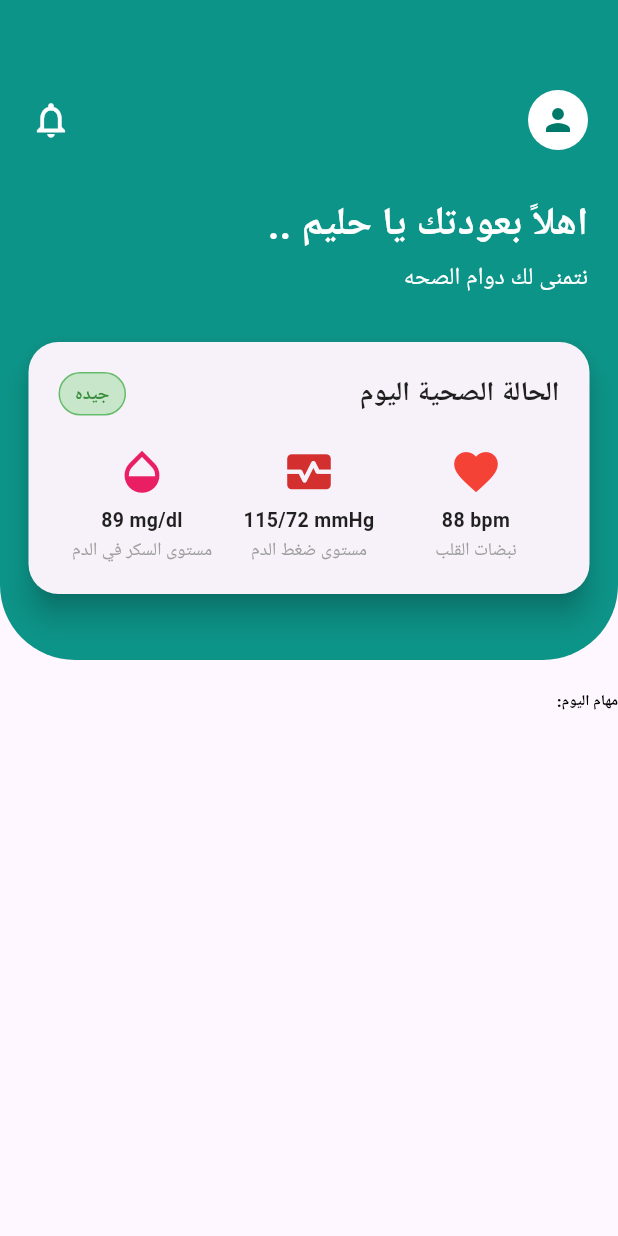
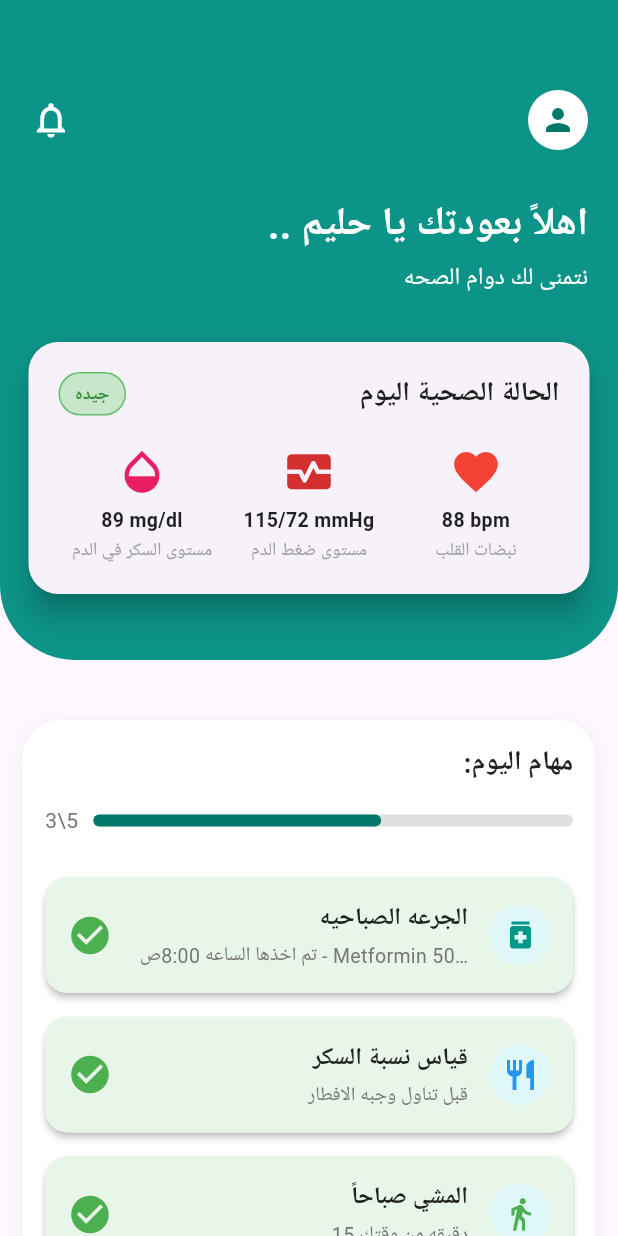
Before and after one commit to anas56u/health-compass, a Flutter app: the screen it shows after launch, on a phone screen of 412 x 824 dp. Run offline on Flutter 3.47's test engine with Material 3 defaults, Android fonts, the phone set to English and light mode, and no system bars; our stand-ins replace firebase_auth, firebase_core, google_fonts, intl_phone_field, modal_progress_hud_nsn; accounts and stored records are empty; Roboto replaces fonts that are missing (Tajawal).

Commit message:
patient_view part 2 (daily tasks)

```diff
--- /dev/null
+++ b/lib/models/taskitem_model.dart
@@ -0,0 +1,18 @@
+import 'package:flutter/material.dart';
+
+class Taskitem_Model{
+   final String title;
+  final String subtitle;
+  final IconData leadingIcon;
+  final Color iconColor;
+  final bool isCompleted;
+
+
+const Taskitem_Model({
+    required this.title,
+    required this.subtitle,
+    required this.leadingIcon,
+    required this.iconColor,
+    this.isCompleted = false,
+  });
+}
--- a/lib/screens/PatientView_body.dart
+++ b/lib/screens/PatientView_body.dart
@@ -1,7 +1,9 @@
 import 'package:flutter/material.dart';
 import 'package:google_fonts/google_fonts.dart';
+import 'package:health_compass/widgets/Taskitem_buider.dart';
 import 'package:health_compass/widgets/HealthStatus_Card.dart';
 import 'package:health_compass/widgets/custom_text.dart';
+import 'package:health_compass/widgets/daily_tasks.dart';
 import 'package:health_compass/widgets/header_patientview.dart';
 
 class Patientview_body extends StatelessWidget {
@@ -12,11 +14,7 @@ class Patientview_body extends StatelessWidget {
     return Scaffold(
       body: SingleChildScrollView(
         child: Column(
-          children: [
-            header_patientview(),
-            SizedBox(height: 20),
-            CustomText(text: ":مهام اليوم", size: 10),
-          ],
+          children: [header_patientview(), SizedBox(height: 20), DailyTasks()],
         ),
       ),
     );
--- /dev/null
+++ b/lib/widgets/Taskitem_buider.dart
@@ -0,0 +1,117 @@
+import 'package:flutter/material.dart';
+import 'package:google_fonts/google_fonts.dart';
+import 'package:health_compass/models/taskitem_model.dart';
+
+class Taskitem_buider extends StatelessWidget {
+
+  final Taskitem_Model task;
+
+  const Taskitem_buider({super.key, required this.task});
+
+  @override
+  Widget build(BuildContext context) {
+    final backgroundColor = task.isCompleted
+        ? Colors.green.shade50
+        : const Color(0xFFF0F0F0);
+
+    Widget trailingContent;
+
+    if (task.isCompleted) {
+      trailingContent = const Icon(
+        Icons.check_circle,
+        color: Color(0xFF4CAF50),
+        size: 30,
+      );
+    } else {
+      trailingContent = Row(
+        mainAxisSize: MainAxisSize.min,
+        children: [
+          Container(
+            padding: const EdgeInsets.symmetric(horizontal: 10, vertical: 5),
+            decoration: BoxDecoration(
+              color: const Color(0xFFE8F5E9),
+              borderRadius: BorderRadius.circular(20),
+              border: Border.all(color: Colors.green.shade700, width: 1),
+            ),
+            child: Text(
+              'أتممتها',
+              style: TextStyle(
+                color: Colors.green.shade700,
+                fontSize: 12,
+                fontWeight: FontWeight.bold,
+              ),
+            ),
+          ),
+          const SizedBox(width: 5),
+          const Icon(
+            // وضع الجرس أولاً (على اليسار)
+            Icons.notifications_none,
+            color: Colors.grey,
+            size: 20,
+          ),
+        ],
+      );
+    }
+
+    return Card(
+      margin: const EdgeInsets.symmetric(vertical: 8, horizontal: 0),
+      elevation: 2,
+      shape: RoundedRectangleBorder(borderRadius: BorderRadius.circular(15)),
+      child: Container(
+        padding: const EdgeInsets.all(15),
+        decoration: BoxDecoration(
+          color: backgroundColor,
+          borderRadius: BorderRadius.circular(15),
+        ),
+        // **الـ Row الرئيسي**: يتم الترتيب من اليمين لليسار (RTL)
+        child: Row(
+          mainAxisAlignment: MainAxisAlignment.spaceBetween,
+          crossAxisAlignment: CrossAxisAlignment.center,
+          textDirection: TextDirection.rtl,
+          children: [
+            // 1. الأيقونة الرئيسية (على اليمين في RTL)
+            Container(
+              width: 40,
+              height: 40,
+              decoration: BoxDecoration(
+                color: task.isCompleted
+                    ? const Color(0xFFE0F7FA)
+                    : task.iconColor.withOpacity(0.1),
+                borderRadius: BorderRadius.circular(20),
+              ),
+              child: Icon(task.leadingIcon, color: task.iconColor, size: 24),
+            ),
+            const SizedBox(width: 15),
+
+            Expanded(
+              child: Column(
+                crossAxisAlignment: CrossAxisAlignment.end,
+                children: [
+                  Text(
+                    task.title,
+                    textAlign: TextAlign.right,
+                    style: GoogleFonts.tajawal(
+                      fontSize: 16,
+                      fontWeight: FontWeight.bold,
+                      color: Colors.black87,
+                    ),
+                  ),
+                  const SizedBox(height: 4),
+                  Text(
+                    task.subtitle,
+                    textAlign: TextAlign.right,
+                    style: TextStyle(fontSize: 13, color: Colors.grey.shade600),
+                    overflow: TextOverflow.ellipsis,
+                  ),
+                ],
+              ),
+            ),
+
+            const SizedBox(width: 15),
+            trailingContent,
+          ],
+        ),
+      ),
+    );
+  }
+}
--- /dev/null
+++ b/lib/widgets/daily_tasks.dart
@@ -0,0 +1,108 @@
+import 'package:flutter/material.dart';
+import 'package:health_compass/models/taskitem_model.dart';
+import 'package:health_compass/widgets/Taskitem_buider.dart';
+
+class DailyTasks extends StatelessWidget {
+  List<Taskitem_Model> tasks = [
+    Taskitem_Model(
+      title: 'الجرعه الصباحيه',
+      subtitle: 'تم اخذها الساعه 8:00ص - Metformin 500mg',
+      leadingIcon: Icons.medication,
+      iconColor: Colors.teal,
+      isCompleted: true,
+    ),
+    Taskitem_Model(
+      title: 'قياس نسبة السكر',
+      subtitle: 'قبل تناول وجبه الافطار',
+      leadingIcon: Icons.restaurant,
+      iconColor: Colors.blue,
+      isCompleted: true,
+    ),
+    Taskitem_Model(
+      title: 'المشي صباحاً',
+      subtitle: '15 دقيقه من وقتك',
+      leadingIcon: Icons.directions_walk,
+      iconColor: Colors.green,
+      isCompleted: true,
+    ),
+    Taskitem_Model(
+      title: 'قياس نبضات القلب',
+      subtitle: 'القراءه الصباحيه الساعه 10:00 ص',
+      leadingIcon: Icons.favorite,
+      iconColor: Colors.red,
+      isCompleted: false,
+    ),
+    Taskitem_Model(
+      title: 'دواء بعد الظهر',
+      subtitle: 'تأخذ الجرعه الساعه 2:00م',
+      leadingIcon: Icons.local_pharmacy,
+      iconColor: Colors.brown,
+      isCompleted: false,
+    ),
+  ];
+  int totalTasks = 5;
+  int completedTasks = 3;
+  late final double progress = completedTasks / totalTasks;
+  @override
+  Widget build(BuildContext context) {
+    return Padding(
+      padding: const EdgeInsets.symmetric(horizontal: 15.0, vertical: 20.0),
+      child: Container(
+        padding: const EdgeInsets.all(15.0),
+        decoration: BoxDecoration(
+          color: Colors.white,
+          borderRadius: BorderRadius.circular(25),
+          boxShadow: [
+            BoxShadow(
+              color: Colors.grey.withOpacity(0.1),
+              spreadRadius: 2,
+              blurRadius: 5,
+              offset: const Offset(0, 3),
+            ),
+          ],
+        ),
+        child: Column(
+          crossAxisAlignment: CrossAxisAlignment.end,
+          children: [
+            const Text(
+              ":مهام اليوم",
+              style: TextStyle(
+                fontSize: 18,
+                fontWeight: FontWeight.bold,
+                color: Colors.black87,
+              ),
+            ),
+            const SizedBox(height: 15),
+            Row(
+              textDirection: TextDirection.rtl,
+              children: [
+                Expanded(
+                  child: LinearProgressIndicator(
+                    value: progress,
+                    minHeight: 8,
+                    backgroundColor: Colors.grey.shade300,
+                    valueColor: const AlwaysStoppedAnimation<Color>(
+                      Color(0xFF00796B),
+                    ),
+                    borderRadius: BorderRadius.circular(5),
+                  ),
+                ),
+                const SizedBox(width: 10),
+                Text(
+                  '$completedTasks\\$totalTasks',
+                  style: TextStyle(fontSize: 14, color: Colors.grey.shade600),
+                ),
+              ],
+            ),
+            const SizedBox(height: 20),
+            Taskitem_buider(task: tasks[0]),
+            Taskitem_buider(task: tasks[1]),
+            Taskitem_buider(task: tasks[2]),
+            Taskitem_buider(task: tasks[3]),
+            Taskitem_buider(task: tasks[4]),
+          ],
+        ),
+      ),
+    );
+  }
+}
```
